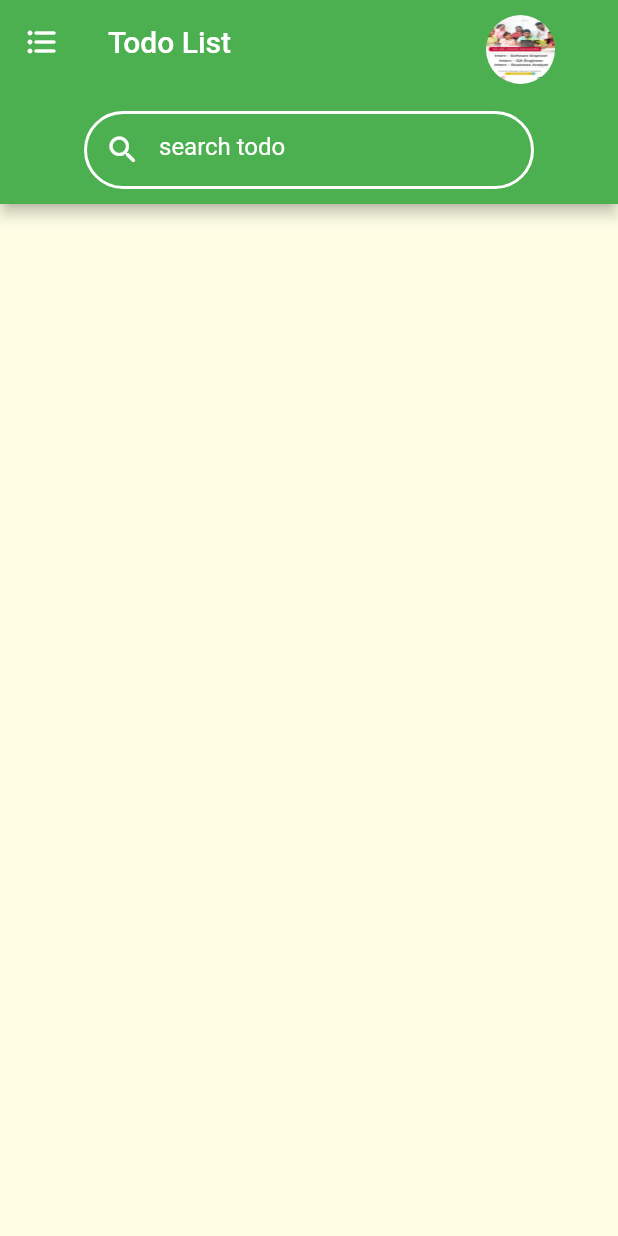
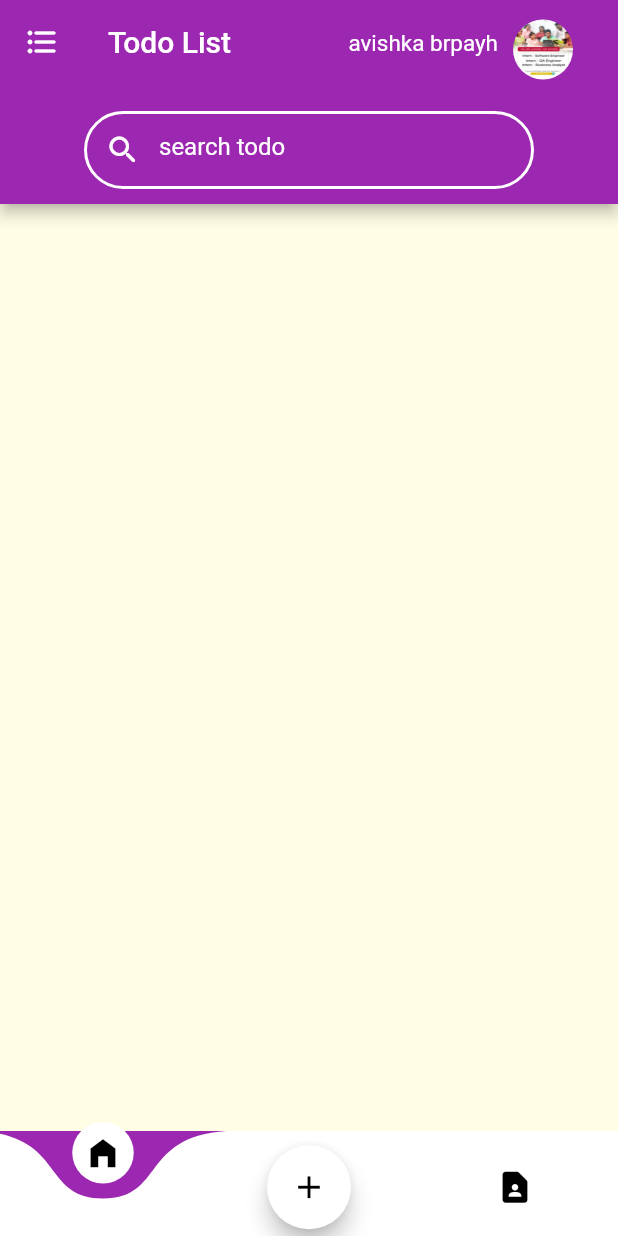
Before and after one commit to shanuDhanusha/todo, a Flutter app: the screen it shows after launch, on a phone screen of 412 x 824 dp. Run offline on Flutter 3.47's test engine with Material 2 defaults, Android fonts, the light colour scheme and no system bars; drawn by our look-alikes of curved_navigation_bar.

Commit message:
new update bottum navigation bar

```diff
--- a/lib/main.dart
+++ b/lib/main.dart
@@ -1,4 +1,5 @@
 import 'package:flutter/material.dart';
+import 'package:curved_navigation_bar/curved_navigation_bar.dart';
 
 void main() {
   runApp(const MyApp());
@@ -20,8 +21,8 @@
          canvasColor: const Color.fromRGBO(255, 254, 229,1),
        ),
       home: Scaffold(
-           appBar: AppBar(
-             backgroundColor: Colors.green,
+        appBar:AppBar(
+          backgroundColor: Colors.purple,
           leading: const IconButton(
             icon: Icon(Icons.format_list_bulleted_rounded,color: Colors.white,),
             onPressed: null,
@@ -33,8 +34,8 @@
 
           bottom:PreferredSize(
             preferredSize:Size(0, 80),
-
             child:Container(
+              //color: Colors.white,
               child: Center(
                 child: Container(
                   width: 300,
@@ -49,6 +50,7 @@
                     style: TextStyle(color: Colors.white),
                     cursorColor: Colors.white,
                     textAlign: TextAlign.start,
+
                     decoration:InputDecoration(
                         hintText: 'search todo',
                         hintStyle: TextStyle(color: Colors.white),
@@ -66,9 +68,23 @@
           ),
           actions:  [
             Container(
-                  margin: EdgeInsets.only(right: 40,top: 10),
-                  width: 50,
-                  height: 50,
+              margin:EdgeInsets.only(top: 20,right: 10),
+              child: const Column(
+                children: [
+                  Text("avishka brpayh",
+                    style: TextStyle(
+                        fontSize: 15,
+                        color: Colors.white
+                    ),
+                  )
+                ],
+              ),
+            ),
+
+            Container(
+              margin: EdgeInsets.only(right: 30,top: 10),
+              width: 40,
+              height: 40,
               decoration: const BoxDecoration(
                   shape: BoxShape.circle,
                   image: DecorationImage(
@@ -80,6 +96,34 @@
           ],
 
         ),
+        body: null,//body widget
+        bottomNavigationBar: CurvedNavigationBar(
+              backgroundColor: Colors.purple,
+              //color: Colors.white10,
+              height: 70,
+              onTap: (index){
+                print(index);
+              },
+              items:  const [
+                Icon(Icons.home_filled,
+                  size: 25,
+                  color: Colors.black,
+                ),
+                FloatingActionButton(
+                  backgroundColor: Colors.white,
+                  hoverColor: Colors.purple,
+                  onPressed: null,
+                  child: Icon(Icons.add,
+                    size: 25,
+                    color: Colors.black,
+                  ),
+                ),
+                Icon(Icons.contact_page_rounded,
+                  size: 25,
+                  color: Colors.black,
+                )
+              ],
+            ),
         ),
 
     );
--- a/pubspec.yaml
+++ b/pubspec.yaml
@@ -35,6 +35,7 @@ dependencies:
   # The following adds the Cupertino Icons font to your application.
   # Use with the CupertinoIcons class for iOS style icons.
   cupertino_icons: ^1.0.2
+  curved_navigation_bar: ^1.0.3
 
 dev_dependencies:
   flutter_test:
```
Also changed, not shown: pubspec.lock. Lines whose indentation alone changed are shown as unchanged.
